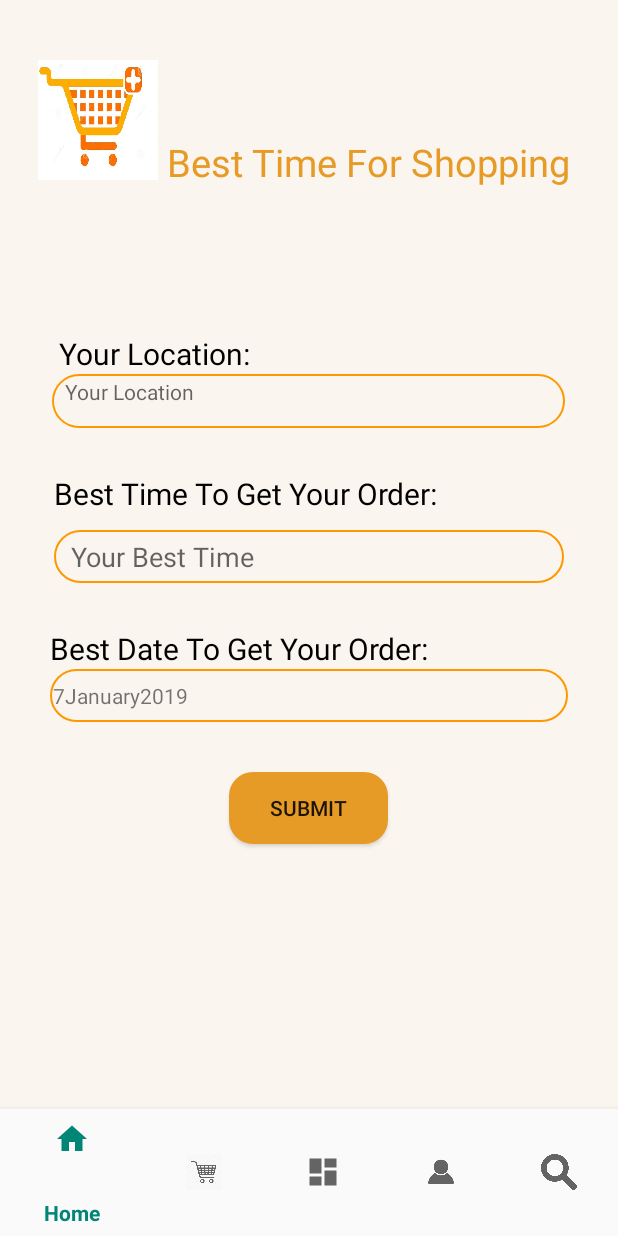
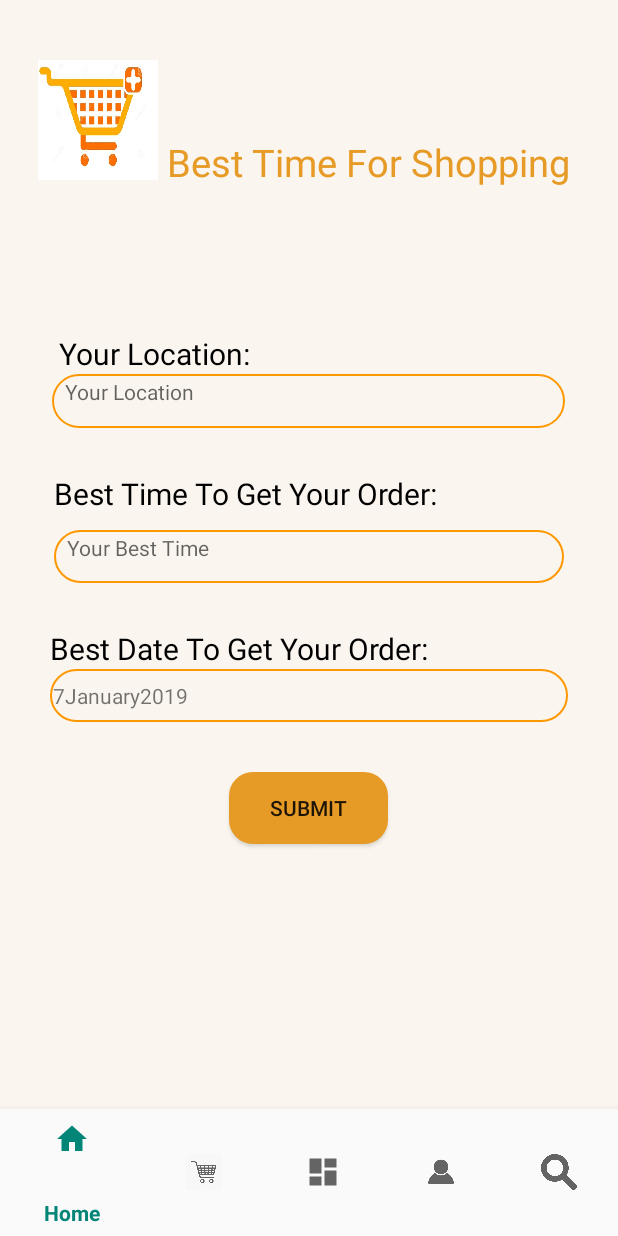
Before and after one commit to dialaizzeldeen/SLS-project, an Android app: the questions screen opened directly, with no data from a screen before it, on a phone screen of 412 x 824 dp. Run offline under Robolectric (Android 15) with nearby library versions, the phone set to English and light mode, and no system bars; our stand-ins replace Volley; network calls fail.

Commit message:
Merge branch 'master' of https://github.com/dialaizzeldeen/SLS-project
# Conflicts:
#	app/src/main/java/com/example/seamlessshopping/questions.java

```diff
--- a/app/src/main/java/com/example/seamlessshopping/questions.java
+++ b/app/src/main/java/com/example/seamlessshopping/questions.java
@@ -79,7 +79,7 @@ private LocationRequest locationRequest;
          Double myLatitude ,,myLongitude;
          */
         Double myLatitude ,myLongitude;
-    EditText  timeQ;
+TextView  timeQ;
     TextView locQ;
     TextView dateQ;
     Button sumbitQ;
@@ -457,13 +457,7 @@ locQ.setText(Coordinates.AddressCoordinates);
 
                                     Intent myIntent = new Intent(getApplicationContext(), MapActivity.class);
                                     getApplicationContext().startActivity(myIntent);
-                                    // LocationAddress locationAddress = new LocationAddress();
 
-                                    //Toast.makeText(getAppl  LocationAddress locationAddress = new LocationAddress();
-                                    //                    locationAddress.getAddressFromLocation(latitude, longitude,
-                                    //                            getApplicationContext(), new GeocoderHandler());icationContext(),location.+"" , Toast.LENGTH_SHORT).show();
-
-                                    // Logic to handle location object
                                 }
                             }
                         });
--- a/app/src/main/res/layout/activity_questions.xml
+++ b/app/src/main/res/layout/activity_questions.xml
@@ -87,11 +87,11 @@
                 android:textColor="#000"
                 android:textSize="20dp" />
 
-            <EditText
+            <TextView
                 android:id="@+id/timeID"
                 android:layout_width="match_parent"
                 android:layout_height="35dp"
-
+android:textColor="#000"
                 android:background="@drawable/shaaape"
                 android:hint="  Your Best Time"
                 android:inputType="text" />
```
